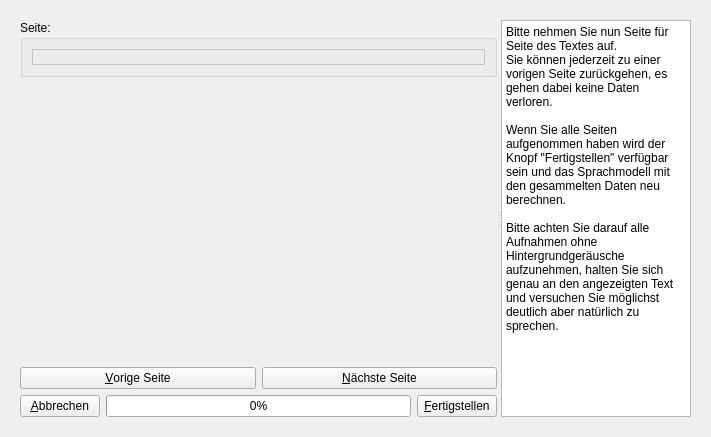
KDE/simon, file simon/src/ModelManagement/Training/trainmain.ui: the form before one commit.
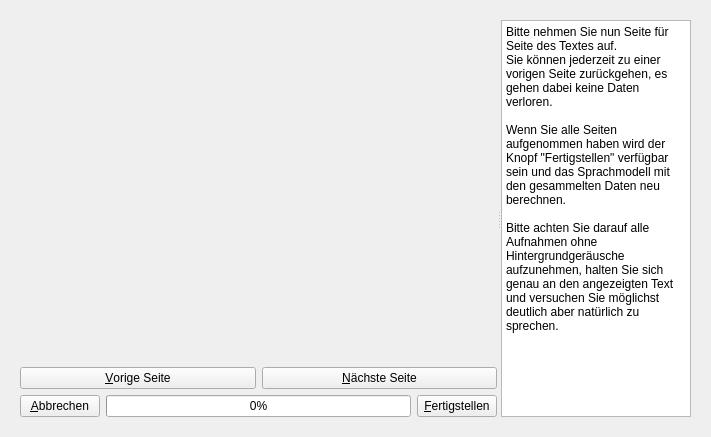
The form after the commit. The open tabs and pages were chosen to show the change. Icons and pictures are not drawn. Custom widgets are drawn as their Qt base class.

Commit message: Ported the soundsettings to it's own library and merged it with the postprocessing-feature; Added a KCModule-based configuration for it and added the ability to configure the font of all prompts; All prompts have been modified to be displayed _in_ the recwidget. This unifies the way the user is prompted for speech between the AddWord-wizard and the Training. Fixed a bug in the plugin-export of the desktopgridcommandmanager.

Patch:
```diff
--- a/simon/src/ModelManagement/Training/trainmain.ui
+++ b/simon/src/ModelManagement/Training/trainmain.ui
@@ -124,7 +124,7 @@
          <property name="orientation" >
           <enum>Qt::Horizontal</enum>
          </property>
-         <widget class="QWidget" name="" >
+         <widget class="QWidget" name="layoutWidget" >
           <layout class="QVBoxLayout" >
            <property name="spacing" >
             <number>6</number>
@@ -132,90 +132,6 @@
            <property name="margin" >
             <number>0</number>
            </property>
-           <item>
-            <widget class="QGroupBox" name="gbPage" >
-             <property name="title" >
-              <string>Seite: </string>
-             </property>
-             <layout class="QVBoxLayout" >
-              <item>
-               <widget class="QLabel" name="lbPage" >
-                <property name="palette" >
-                 <palette>
-                  <active>
-                   <colorrole role="Window" >
-                    <brush brushstyle="SolidPattern" >
-                     <color alpha="255" >
-                      <red>255</red>
-                      <green>255</green>
-                      <blue>255</blue>
-                     </color>
-                    </brush>
-                   </colorrole>
-                  </active>
-                  <inactive>
-                   <colorrole role="Window" >
-                    <brush brushstyle="SolidPattern" >
-                     <color alpha="255" >
-                      <red>255</red>
-                      <green>255</green>
-                      <blue>255</blue>
-                     </color>
-                    </brush>
-                   </colorrole>
-                  </inactive>
-                  <disabled>
-                   <colorrole role="Window" >
-                    <brush brushstyle="SolidPattern" >
-                     <color alpha="255" >
-                      <red>255</red>
-                      <green>255</green>
-                      <blue>255</blue>
-                     </color>
-                    </brush>
-                   </colorrole>
-                  </disabled>
-                 </palette>
-                </property>
-                <property name="autoFillBackground" >
-                 <bool>false</bool>
-                </property>
-                <property name="frameShape" >
-                 <enum>QFrame::StyledPanel</enum>
-                </property>
-                <property name="frameShadow" >
-                 <enum>QFrame::Plain</enum>
-                </property>
-                <property name="lineWidth" >
-                 <number>1</number>
-                </property>
-                <property name="text" >
-                 <string/>
-                </property>
-                <property name="wordWrap" >
-                 <bool>true</bool>
-                </property>
-               </widget>
-              </item>
-             </layout>
-            </widget>
-           </item>
-           <item>
-            <spacer name="verticalSpacer_2" >
-             <property name="orientation" >
-              <enum>Qt::Vertical</enum>
-             </property>
-             <property name="sizeType" >
-              <enum>QSizePolicy::Fixed</enum>
-             </property>
-             <property name="sizeHint" stdset="0" >
-              <size>
-               <width>20</width>
-               <height>40</height>
-              </size>
-             </property>
-            </spacer>
-           </item>
            <item>
             <widget class="QWidget" native="1" name="wRecTexts" >
              <property name="minimumSize" >
```
The commit also changes 40 other files.
